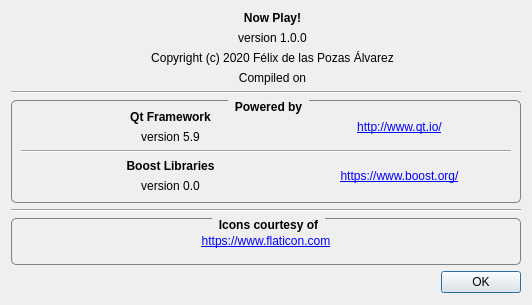
This is AboutDialog.ui in FelixdelasPozas/Now-Play as Qt 5 draws it before an edit. The edited form follows.
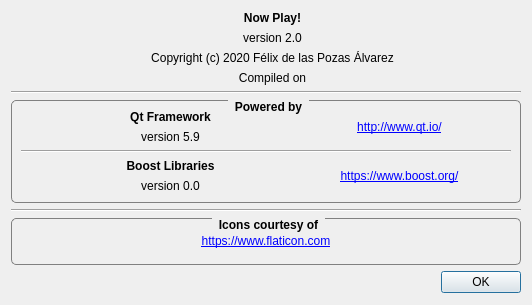
This is the edited form. Icons and pictures are not drawn.

Commit message: Working casting with subtitles. Subtitle value UI.

```diff
--- a/AboutDialog.ui
+++ b/AboutDialog.ui
@@ -90,7 +90,7 @@
          <item>
           <widget class="QLabel" name="m_version">
            <property name="text">
-            <string>version 1.0.0</string>
+            <string>version 2.0</string>
            </property>
            <property name="alignment">
             <set>Qt::AlignCenter</set>
```
The commit also changes 4 other files.
